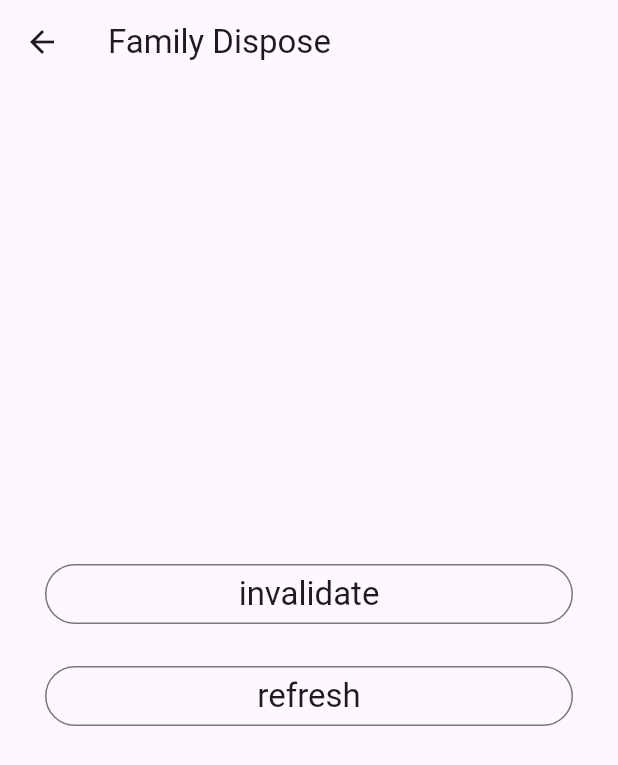
After one commit to chaenchaen99/Riverpod_Essential, a Flutter app: the screen it shows after launch, after a tap on "Family Dispose", on a phone screen of 412 x 824 dp. The commit adds this screen. Shown: the top 765 px of the screen. Run offline on Flutter 3.47's test engine with Material 3 defaults, Android fonts, the phone set to English and light mode, and no system bars; our stand-ins replace dio, equatable, flutter_riverpod, freezed_annotation, riverpod_annotation; generated files the repository leaves out were written again; network calls fail.

Commit message:
ref.refresh 와 ref.invalidate 실습

```diff
--- /dev/null
+++ b/future_provider/lib/family_dispose/family_dispose_page.dart
@@ -0,0 +1,50 @@
+import 'package:flutter/material.dart';
+import 'package:flutter_riverpod/flutter_riverpod.dart';
+import 'package:future_provider/pages/users/users_providers.dart';
+
+class FamilyDisposePage extends ConsumerWidget {
+  const FamilyDisposePage({super.key});
+
+  @override
+  Widget build(BuildContext context, WidgetRef ref) {
+    ref.watch(userDetailProvider(1));
+    ref.watch(userDetailProvider(2));
+    return Scaffold(
+      appBar: AppBar(
+        title: const Text('Family Dispose'),
+      ),
+      body: Center(
+        child: ListView(
+          padding: const EdgeInsets.symmetric(horizontal: 30),
+          shrinkWrap: true,
+          children: [
+            OutlinedButton(
+              onPressed: () {
+                ref.invalidate(userDetailProvider(1));
+              },
+              child: Text(
+                'invalidate',
+                style: Theme.of(context).textTheme.titleLarge,
+              ),
+            ),
+            const SizedBox(
+              height: 20,
+            ),
+            OutlinedButton(
+              onPressed: () {
+                return ref.refresh(userDetailProvider(1));
+              },
+              child: Text(
+                'refresh',
+                style: Theme.of(context).textTheme.titleLarge,
+              ),
+            ),
+            const SizedBox(
+              height: 20,
+            ),
+          ],
+        ),
+      ),
+    );
+  }
+}
--- a/future_provider/lib/main.dart
+++ b/future_provider/lib/main.dart
@@ -1,5 +1,6 @@
 import 'package:flutter/material.dart';
 import 'package:flutter_riverpod/flutter_riverpod.dart';
+import 'package:future_provider/family_dispose/family_dispose_page.dart';
 
 import 'pages/users/user_list_page.dart';
 import 'widgets/custom_button.dart';
@@ -47,6 +48,10 @@ class MyHomePage extends StatelessWidget {
               title: 'User List',
               child: UserListPage(),
             ),
+            CustomButton(
+              title: 'Family Dispose',
+              child: FamilyDisposePage(),
+            ),
           ],
         ),
       ),
--- a/future_provider/lib/models/user.dart
+++ b/future_provider/lib/models/user.dart
@@ -6,6 +6,8 @@ part 'user.freezed.dart';
 
 @freezed
 class User with _$User {
+  const User._();
+
   const factory User({
     required int id,
     required String name,
@@ -15,5 +17,8 @@ class User with _$User {
     required String website,
   }) = _User;
 
+  @override
+  String toString() => 'User(id:$id)';
+
   factory User.fromJson(Map<String, dynamic> json) => _$UserFromJson(json);
 }
```
Also changed, not shown: future_provider/lib/pages/users/user_detail_page.dart (+6 -1 lines), future_provider/lib/pages/users/user_list_page.dart (+11 -2 lines).
